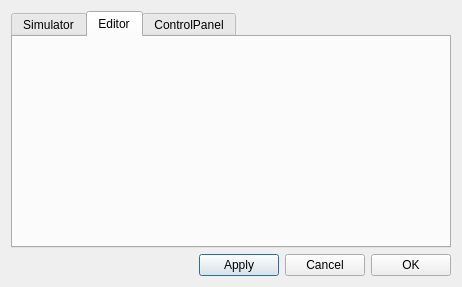
Qt form rcmanager/toolsettingsUI.ui (BasilMVarghese/rcmanager) before a commit.
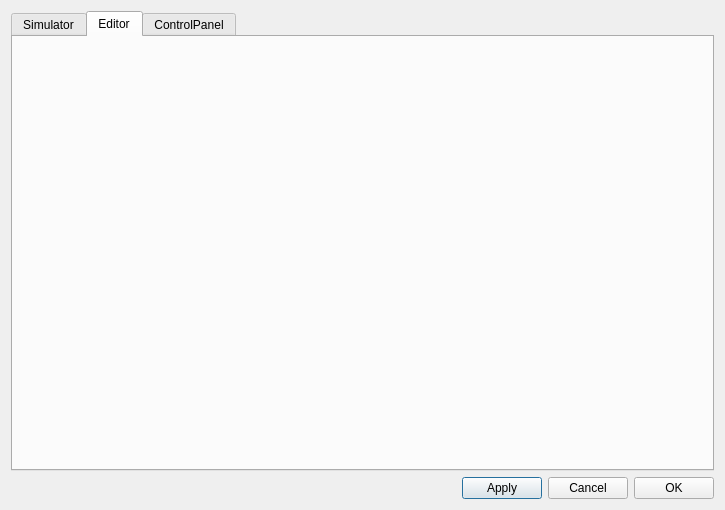
The same form after that commit.

```diff
--- a/rcmanager/toolsettingsUI.ui
+++ b/rcmanager/toolsettingsUI.ui
@@ -6,8 +6,8 @@
    <rect>
     <x>0</x>
     <y>0</y>
-    <width>462</width>
-    <height>287</height>
+    <width>725</width>
+    <height>510</height>
    </rect>
   </property>
   <property name="windowTitle">
```
